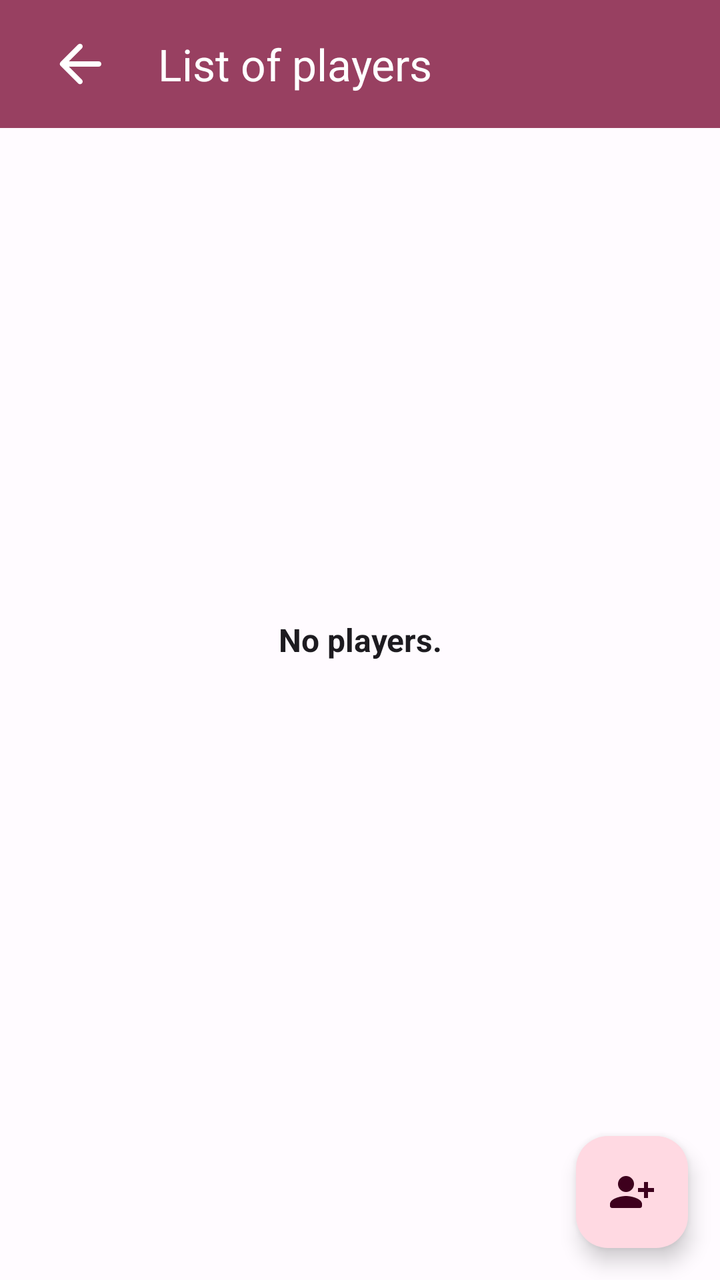
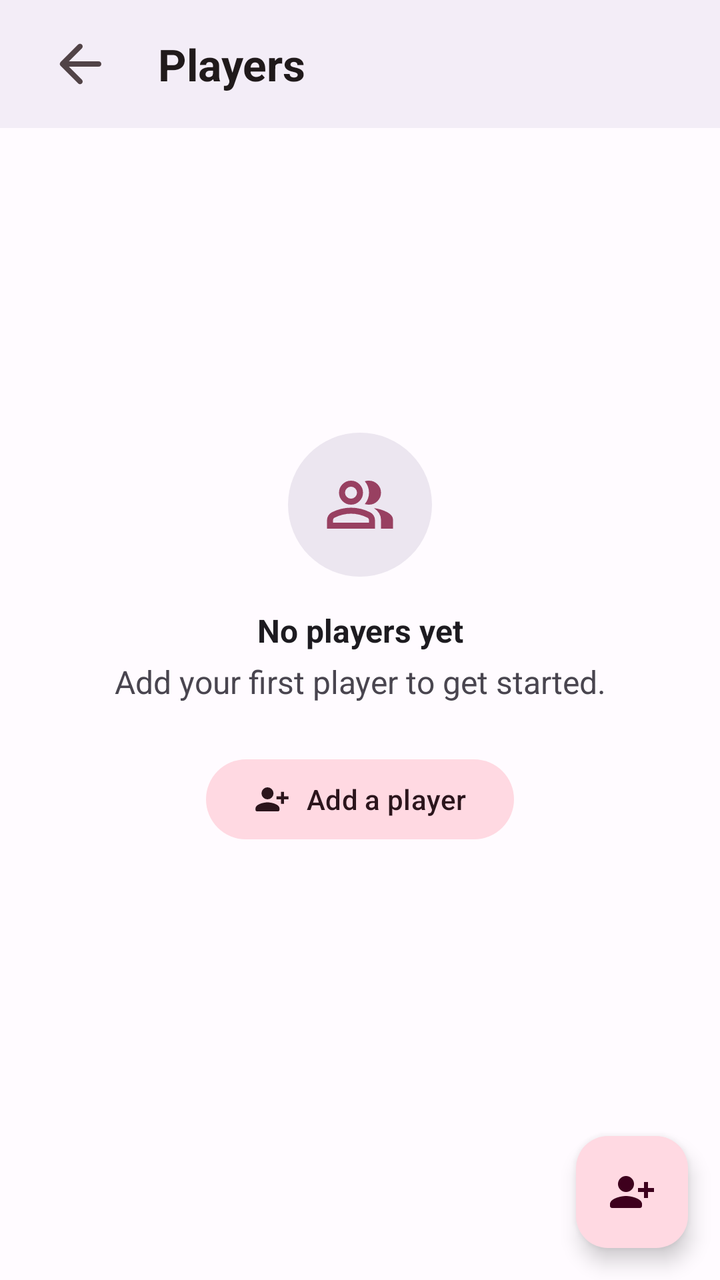

An Android layout rendered at two revisions. The XML below is the earlier revision; the diff shows what the commit changed to produce the second picture.
<!-- AndroidManifest.xml: application theme Theme.LifestyleScoringApp -->
<!-- res/layout/activity_main.xml -->
<?xml version="1.0" encoding="utf-8"?>
<layout xmlns:tools="http://schemas.android.com/tools"
    xmlns:android="http://schemas.android.com/apk/res/android"
    xmlns:app="http://schemas.android.com/apk/res-auto">

    <data>

    </data>

    <RelativeLayout
        android:layout_width="match_parent"
        android:layout_height="match_parent"
        tools:context=".ui.activities.MainActivity">

        <androidx.appcompat.widget.Toolbar
            android:id="@+id/toolbar"
            android:layout_width="match_parent"
            android:layout_height="64dp"
            android:background="?colorPrimary"
            android:contentInsetStart="0dp"
            android:contentInsetLeft="0dp"
            android:contentInsetEnd="0dp"
            android:contentInsetRight="0dp"
            android:elevation="2dp"
            app:contentInsetEnd="0dp"
            app:contentInsetLeft="0dp"
            app:contentInsetRight="0dp"
            app:contentInsetStart="0dp"
            android:paddingEnd="16dp"
            android:paddingStart="0dp">

            <ImageButton
                android:id="@+id/btnBack"
                android:layout_width="48dp"
                android:layout_height="48dp"
                android:padding="8dp"
                android:background="@null"
                android:scaleType="fitCenter"
                android:src="@drawable/ic_back"
                app:tint="?colorOnPrimary"
                android:layout_marginStart="16dp"
                android:contentDescription="@string/back_to_home"/>

            <TextView
                android:id="@+id/txtTitle"
                android:layout_width="match_parent"
                android:layout_height="wrap_content"
                android:text="@string/player_list"
                android:paddingStart="15dp"
                android:paddingEnd="0dp"
                android:textColor="?colorOnPrimary"
                android:textSize="22sp"
                android:layout_gravity="center_vertical"
                android:layout_weight="1"
                android:singleLine="true"
                android:ellipsize="end" />

        </androidx.appcompat.widget.Toolbar>

        <androidx.recyclerview.widget.RecyclerView
            android:id="@+id/rec_view"
            android:layout_width="match_parent"
            android:layout_height="match_parent"
            android:layout_below="@+id/toolbar"
            android:paddingBottom="100dp"/>

        <TextView
            android:id="@+id/txtNoPlayers"
            style="@style/FontSizeMedium"
            android:layout_centerVertical="true"
            android:layout_width="match_parent"
            android:layout_height="wrap_content"
            android:padding="24dp"
            android:text="@string/no_players"
            android:textAlignment="center"
            android:textStyle="bold" />

        <com.google.android.material.floatingactionbutton.FloatingActionButton
            android:id="@+id/fab_add_player"
            android:layout_width="wrap_content"
            android:layout_height="wrap_content"
            android:layout_alignParentEnd="true"
            android:layout_alignParentBottom="true"
            android:layout_margin="16dp"
            android:layout_marginStart="16dp"
            android:layout_marginTop="16dp"
            android:layout_marginEnd="339dp"
            android:layout_marginBottom="16dp"
            android:src="@drawable/ic_add_person"
            android:contentDescription="@string/add_new_player"/>

    </RelativeLayout>

</layout>
<!-- resources referenced by this layout -->
<resources>
  <!-- drawable ic_add_person (drawable) -->
  <vector android:height="24dp" android:tint="#000000"
      android:viewportHeight="24" android:viewportWidth="24"
      android:width="24dp" xmlns:android="http://schemas.android.com/apk/res/android">
      <path android:fillColor="@android:color/white" android:pathData="M9,8m-4,0a4,4 0,1 1,8 0a4,4 0,1 1,-8 0"/>
      <path android:fillColor="@android:color/white" android:pathData="M9,14c-2.67,0 -8,1.34 -8,4v1c0,0.55 0.45,1 1,1h14c0.55,0 1,-0.45 1,-1v-1C17,15.34 11.67,14 9,14z"/>
      <path android:fillColor="@android:color/white" android:pathData="M20,10l0,-3l-2,0l0,3l-3,0l0,2l3,0l0,3l2,0l0,-3l3,0l0,-2z"/>
  </vector>
  <!-- drawable ic_back (drawable) -->
  <vector android:autoMirrored="true" android:height="24dp"
      android:tint="#000000" android:viewportHeight="24"
      android:viewportWidth="24" android:width="24dp" xmlns:android="http://schemas.android.com/apk/res/android">
      <path android:fillColor="@android:color/white" android:pathData="M19,11H7.83l4.88,-4.88c0.39,-0.39 0.39,-1.03 0,-1.42 -0.39,-0.39 -1.02,-0.39 -1.41,0l-6.59,6.59c-0.39,0.39 -0.39,1.02 0,1.41l6.59,6.59c0.39,0.39 1.02,0.39 1.41,0 0.39,-0.39 0.39,-1.02 0,-1.41L7.83,13H19c0.55,0 1,-0.45 1,-1s-0.45,-1 -1,-1z"/>
  </vector>
  <string name="add_new_player">Add a new player.</string>
  <string name="back_to_home">Back to home screen</string>
  <string name="no_players">No players.</string>
  <string name="player_list">List of players</string>
  <style name="Theme.LifestyleScoringApp" parent="Theme.Material3.Light.NoActionBar">
          <item name="colorPrimary">@color/md_theme_light_primary</item>
          <item name="colorOnPrimary">@color/md_theme_light_onPrimary</item>
          <item name="colorPrimaryContainer">@color/md_theme_light_primaryContainer</item>
          <item name="colorOnPrimaryContainer">@color/md_theme_light_onPrimaryContainer</item>
          <item name="colorSecondary">@color/md_theme_light_secondary</item>
          <item name="colorOnSecondary">@color/md_theme_light_onSecondary</item>
          <item name="colorSecondaryContainer">@color/md_theme_light_secondaryContainer</item>
          <item name="colorOnSecondaryContainer">@color/md_theme_light_onSecondaryContainer</item>
          <item name="colorTertiary">@color/md_theme_light_tertiary</item>
          <item name="colorOnTertiary">@color/md_theme_light_onTertiary</item>
          <item name="colorTertiaryContainer">@color/md_theme_light_tertiaryContainer</item>
          <item name="colorOnTertiaryContainer">@color/md_theme_light_onTertiaryContainer</item>
          <item name="colorError">@color/md_theme_light_error</item>
          <item name="colorErrorContainer">@color/md_theme_light_errorContainer</item>
          <item name="colorOnError">@color/md_theme_light_onError</item>
          <item name="colorOnErrorContainer">@color/md_theme_light_onErrorContainer</item>
          <item name="android:colorBackground">@color/md_theme_light_background</item>
          <item name="colorOnBackground">@color/md_theme_light_onBackground</item>
          <item name="colorSurface">@color/md_theme_light_surface</item>
          <item name="colorOnSurface">@color/md_theme_light_onSurface</item>
          <item name="colorSurfaceVariant">@color/md_theme_light_surfaceVariant</item>
          <item name="colorOnSurfaceVariant">@color/md_theme_light_onSurfaceVariant</item>
          <item name="colorOutline">@color/md_theme_light_outline</item>
          <item name="colorOnSurfaceInverse">@color/md_theme_light_inverseOnSurface</item>
          <item name="colorSurfaceInverse">@color/md_theme_light_inverseSurface</item>
          <item name="colorPrimaryInverse">@color/md_theme_light_inversePrimary</item>
  
          <item name="android:textColorSecondary">?colorOnPrimary</item>
      </style>
  <!-- unchanged entries left out for length: 27 -->
</resources>

<!-- the commit's change to res/layout/activity_main.xml (unified diff, before → after) -->
@@ -10,35 +10,38 @@
     <RelativeLayout
         android:layout_width="match_parent"
         android:layout_height="match_parent"
+        android:background="?attr/colorSurface"
         tools:context=".ui.activities.MainActivity">
 
-        <androidx.appcompat.widget.Toolbar
+        <com.google.android.material.appbar.MaterialToolbar
             android:id="@+id/toolbar"
             android:layout_width="match_parent"
-            android:layout_height="64dp"
-            android:background="?colorPrimary"
+            android:layout_height="@dimen/toolbar_height"
+            android:background="?attr/colorSurfaceContainer"
+            android:stateListAnimator="@null"
+            android:elevation="0dp"
             android:contentInsetStart="0dp"
             android:contentInsetLeft="0dp"
             android:contentInsetEnd="0dp"
             android:contentInsetRight="0dp"
-            android:elevation="2dp"
+            app:elevation="0dp"
             app:contentInsetEnd="0dp"
             app:contentInsetLeft="0dp"
             app:contentInsetRight="0dp"
             app:contentInsetStart="0dp"
-            android:paddingEnd="16dp"
+            android:paddingEnd="@dimen/screen_horizontal_padding"
             android:paddingStart="0dp">
 
             <ImageButton
                 android:id="@+id/btnBack"
-                android:layout_width="48dp"
-                android:layout_height="48dp"
+                android:layout_width="@dimen/min_touch_target"
+                android:layout_height="@dimen/min_touch_target"
                 android:padding="8dp"
                 android:background="@null"
                 android:scaleType="fitCenter"
                 android:src="@drawable/ic_back"
-                app:tint="?colorOnPrimary"
-                android:layout_marginStart="16dp"
+                app:tint="?attr/colorOnSurfaceVariant"
+                android:layout_marginStart="@dimen/screen_horizontal_padding"
                 android:contentDescription="@string/back_to_home"/>
 
             <TextView
@@ -48,32 +51,91 @@
                 android:text="@string/player_list"
                 android:paddingStart="15dp"
                 android:paddingEnd="0dp"
-                android:textColor="?colorOnPrimary"
-                android:textSize="22sp"
+                android:textColor="?attr/colorOnSurface"
+                android:textSize="@dimen/text_title_toolbar"
                 android:layout_gravity="center_vertical"
                 android:layout_weight="1"
                 android:singleLine="true"
-                android:ellipsize="end" />
+                android:ellipsize="end"
+                android:textStyle="bold" />
 
-        </androidx.appcompat.widget.Toolbar>
+        </com.google.android.material.appbar.MaterialToolbar>
+
+        <View
+            android:id="@+id/topBarDivider"
+            android:layout_width="match_parent"
+            android:layout_height="1dp"
+            android:layout_below="@id/toolbar"
+            android:background="?attr/colorOutlineVariant"
+            android:visibility="gone" />
 
         <androidx.recyclerview.widget.RecyclerView
             android:id="@+id/rec_view"
             android:layout_width="match_parent"
             android:layout_height="match_parent"
-            android:layout_below="@+id/toolbar"
-            android:paddingBottom="100dp"/>
+            android:layout_below="@+id/topBarDivider"
+            android:clipToPadding="false"
+            android:contentDescription="@string/a11y_player_list"
+            android:paddingStart="@dimen/screen_horizontal_padding"
+            android:paddingEnd="@dimen/screen_horizontal_padding"
+            android:paddingBottom="@dimen/main_list_bottom_padding"/>
 
-        <TextView
-            android:id="@+id/txtNoPlayers"
-            style="@style/FontSizeMedium"
-            android:layout_centerVertical="true"
+        <LinearLayout
+            android:id="@+id/emptyPlayersState"
             android:layout_width="match_parent"
             android:layout_height="wrap_content"
-            android:padding="24dp"
-            android:text="@string/no_players"
-            android:textAlignment="center"
-            android:textStyle="bold" />
+            android:layout_centerInParent="true"
+            android:gravity="center_horizontal"
+            android:orientation="vertical"
+            android:paddingStart="@dimen/spacing_medium"
+            android:paddingTop="@dimen/spacing_medium"
+            android:paddingEnd="@dimen/spacing_medium"
+            android:paddingBottom="@dimen/spacing_medium">
+
+            <ImageView
+                android:id="@+id/imgEmptyPlayers"
+                android:layout_width="72dp"
+                android:layout_height="72dp"
+                android:background="@drawable/bg_manual_icon_circle"
+                android:contentDescription="@null"
+                android:importantForAccessibility="no"
+                android:padding="18dp"
+                android:src="@drawable/ic_google_group"
+                app:tint="?attr/colorPrimary" />
+
+            <TextView
+                android:id="@+id/txtNoPlayersTitle"
+                style="@style/FontSizeMedium"
+                android:layout_width="match_parent"
+                android:layout_height="wrap_content"
+                android:layout_marginTop="@dimen/spacing_small"
+                android:text="@string/no_players_title"
+                android:textAlignment="center"
+                android:textStyle="bold" />
+
+            <TextView
+                android:id="@+id/txtNoPlayersSubtitle"
+                style="@style/FontSizeMedium"
+                android:layout_width="match_parent"
+                android:layout_height="wrap_content"
+                android:layout_marginTop="4dp"
+                android:text="@string/no_players_subtitle"
+                android:textAlignment="center"
+                android:textColor="?android:textColorSecondary" />
+
+            <com.google.android.material.button.MaterialButton
+                android:id="@+id/btnAddPlayerInline"
+                style="@style/Widget.Material3.Button.TonalButton"
+                android:layout_width="wrap_content"
+                android:layout_height="wrap_content"
+                android:layout_marginTop="@dimen/spacing_medium"
+                android:minHeight="@dimen/min_touch_target"
+                android:text="@string/add_new_player"
+                app:icon="@drawable/ic_add_person"
+                app:iconGravity="textStart"
+                app:iconPadding="8dp" />
+
+        </LinearLayout>
 
         <com.google.android.material.floatingactionbutton.FloatingActionButton
             android:id="@+id/fab_add_player"
@@ -81,11 +143,9 @@
             android:layout_height="wrap_content"
             android:layout_alignParentEnd="true"
             android:layout_alignParentBottom="true"
-            android:layout_margin="16dp"
-            android:layout_marginStart="16dp"
-            android:layout_marginTop="16dp"
-            android:layout_marginEnd="339dp"
-            android:layout_marginBottom="16dp"
+            android:layout_margin="@dimen/fab_margin"
+            app:backgroundTint="?attr/colorPrimaryContainer"
+            app:tint="?attr/colorOnPrimaryContainer"
             android:src="@drawable/ic_add_person"
             android:contentDescription="@string/add_new_player"/>
 
<!-- resource entries referenced after the edit -->
@@ -1,7 +1,20 @@
 <!-- resources referenced by this layout -->
 <resources>
+  <dimen name="fab_margin">16dp</dimen>
+  <dimen name="main_list_bottom_padding">100dp</dimen>
+  <dimen name="min_touch_target">48dp</dimen>
+  <dimen name="screen_horizontal_padding">16dp</dimen>
+  <dimen name="spacing_medium">24dp</dimen>
+  <dimen name="spacing_small">16dp</dimen>
+  <dimen name="text_title_toolbar">22sp</dimen>
+  <dimen name="toolbar_height">64dp</dimen>
+  <!-- drawable bg_manual_icon_circle (drawable) -->
+  <?xml version="1.0" encoding="utf-8"?>
+  <shape xmlns:android="http://schemas.android.com/apk/res/android" android:shape="oval">
+      <solid android:color="?attr/colorSurfaceContainerHigh" />
+  </shape>
   <!-- drawable ic_add_person (drawable) -->
-  <vector android:height="24dp" android:tint="#000000"
+  <vector android:height="24dp" android:tint="?attr/colorOnSurfaceVariant"
       android:viewportHeight="24" android:viewportWidth="24"
       android:width="24dp" xmlns:android="http://schemas.android.com/apk/res/android">
       <path android:fillColor="@android:color/white" android:pathData="M9,8m-4,0a4,4 0,1 1,8 0a4,4 0,1 1,-8 0"/>
@@ -10,15 +23,28 @@
   </vector>
   <!-- drawable ic_back (drawable) -->
   <vector android:autoMirrored="true" android:height="24dp"
-      android:tint="#000000" android:viewportHeight="24"
+      android:tint="?attr/colorOnSurfaceVariant" android:viewportHeight="24"
       android:viewportWidth="24" android:width="24dp" xmlns:android="http://schemas.android.com/apk/res/android">
       <path android:fillColor="@android:color/white" android:pathData="M19,11H7.83l4.88,-4.88c0.39,-0.39 0.39,-1.03 0,-1.42 -0.39,-0.39 -1.02,-0.39 -1.41,0l-6.59,6.59c-0.39,0.39 -0.39,1.02 0,1.41l6.59,6.59c0.39,0.39 1.02,0.39 1.41,0 0.39,-0.39 0.39,-1.02 0,-1.41L7.83,13H19c0.55,0 1,-0.45 1,-1s-0.45,-1 -1,-1z"/>
   </vector>
-  <string name="add_new_player">Add a new player.</string>
-  <string name="back_to_home">Back to home screen</string>
-  <string name="no_players">No players.</string>
-  <string name="player_list">List of players</string>
-  <style name="Theme.LifestyleScoringApp" parent="Theme.Material3.Light.NoActionBar">
+  <!-- drawable ic_google_group (drawable) -->
+  <vector xmlns:android="http://schemas.android.com/apk/res/android"
+      android:width="24dp"
+      android:height="24dp"
+      android:viewportWidth="960"
+      android:viewportHeight="960">
+      <path
+          android:fillColor="#FF000000"
+          android:pathData="M40,800v-112q0,-34 17.5,-62.5T104,582q62,-31 126,-46.5T360,520q66,0 130,15.5T616,582q29,15 46.5,43.5T680,688v112H40Zm720,0v-120q0,-44 -24.5,-84.5T666,526q51,6 96,20.5t84,35.5q36,20 55,44.5t19,53.5v120H760ZM360,480q-66,0 -113,-47t-47,-113q0,-66 47,-113t113,-47q66,0 113,47t47,113q0,66 -47,113t-113,47Zm400,-160q0,66 -47,113t-113,47q-11,0 -28,-2.5t-28,-5.5q27,-32 41.5,-71t14.5,-81q0,-42 -14.5,-81T544,168q14,-5 28,-6.5t28,-1.5q66,0 113,47t47,113ZM120,720h480v-32q0,-11 -5.5,-20T580,654q-54,-27 -109,-40.5T360,600q-56,0 -111,13.5T140,654q-9,5 -14.5,14t-5.5,20v32Zm240,-320q33,0 56.5,-23.5T440,320q0,-33 -23.5,-56.5T360,240q-33,0 -56.5,23.5T280,320q0,33 23.5,56.5T360,400Zm0,320Zm0,-400Z" />
+  </vector>
+  <string name="a11y_player_list">Player list</string>
+  <string name="add_new_player">Add a player</string>
+  <string name="back_to_home">Back</string>
+  <string name="no_players_subtitle">Add your first player to get started.</string>
+  <string name="no_players_title">No players yet</string>
+  <string name="player_list">Players</string>
+  <style name="Theme.LifestyleScoringApp" parent="Base.Theme.LifestyleScoringApp" />
+  <style name="Base.Theme.LifestyleScoringApp" parent="Theme.Material3.Light.NoActionBar">
           <item name="colorPrimary">@color/md_theme_light_primary</item>
           <item name="colorOnPrimary">@color/md_theme_light_onPrimary</item>
           <item name="colorPrimaryContainer">@color/md_theme_light_primaryContainer</item>
@@ -45,8 +71,9 @@
           <item name="colorOnSurfaceInverse">@color/md_theme_light_inverseOnSurface</item>
           <item name="colorSurfaceInverse">@color/md_theme_light_inverseSurface</item>
           <item name="colorPrimaryInverse">@color/md_theme_light_inversePrimary</item>
-  
-          <item name="android:textColorSecondary">?colorOnPrimary</item>
+          <item name="android:statusBarColor">@color/md_theme_light_surface</item>
+          <item name="android:navigationBarColor">@color/md_theme_light_surface</item>
+          <item name="android:windowLightStatusBar">true</item>
       </style>
   <!-- unchanged entries left out for length: 27 -->
 </resources>
